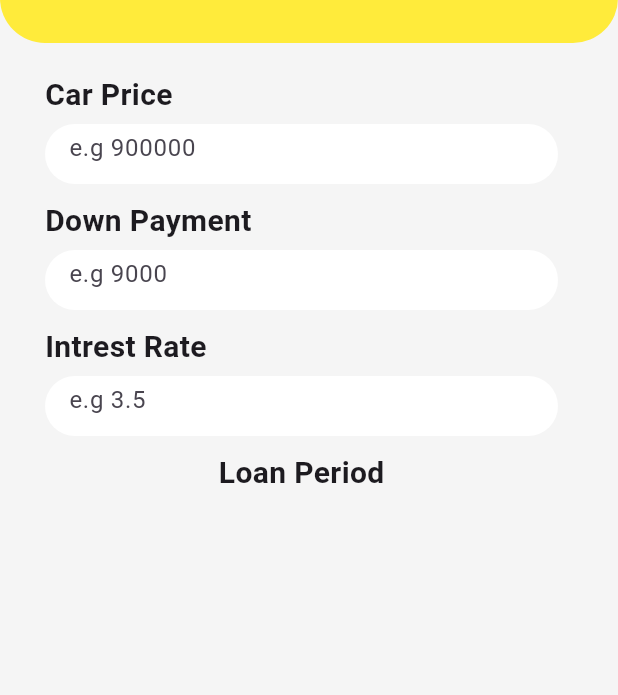
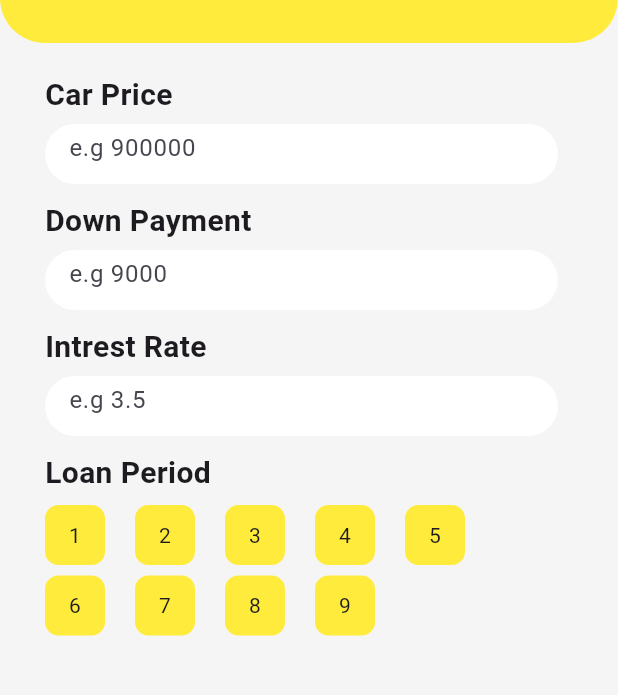
Before and after one commit to ahinsa-1111/flutter_loan_calculator_app, a Flutter app: the screen it shows after launch, on a phone screen of 412 x 824 dp, the part 107-802 px from its top. Run offline on Flutter 3.47's test engine with Material 3 defaults, Android fonts, the phone set to English and light mode, and no system bars.

Commit message:
commit_04

```diff
--- a/lib/main.dart
+++ b/lib/main.dart
@@ -74,16 +74,57 @@ class _HomePageState extends State<HomePage> {
           Padding(
             padding: const EdgeInsets.fromLTRB(30, 10, 40, 0),
             child: Column(
+              crossAxisAlignment: CrossAxisAlignment.start,
               children: [
                 inputForm(title: "Car Price", hintText: "e.g 900000"),
                 inputForm(title: "Down Payment", hintText: "e.g 9000"),
                 inputForm(title: "Intrest Rate", hintText: "e.g 3.5"),
-                Text("Loan Period",
-                    style: TextStyle(fontSize: 20, fontWeight: FontWeight.bold))
+                Text(
+                  "Loan Period",
+                  style: TextStyle(fontSize: 20, fontWeight: FontWeight.bold),
+                ),
+                SizedBox(
+                  height: 5,
+                ),
+                Row(
+                  children: [
+                    loanPeriod("1"),
+                    loanPeriod("2"),
+                    loanPeriod("3"),
+                    loanPeriod("4"),
+                    loanPeriod("5"),
+                  ],
+                ),
+                SizedBox(
+                  height: 5,
+                ),
+                Row(
+                  children: [
+                    loanPeriod("6"),
+                    loanPeriod("7"),
+                    loanPeriod("8"),
+                    loanPeriod("9"),
+                  ],
+                ),
               ],
             ),
           )
         ],
+      ),
+    );
+  }
+
+  Widget loanPeriod(String? title) {
+    return Padding(
+      padding: const EdgeInsets.fromLTRB(0, 2, 20, 0),
+      child: Container(
+        height: 40, //yellow box height and width
+        width: 40,
+        decoration: BoxDecoration(
+          color: Colors.yellow,
+          borderRadius: BorderRadius.circular(9),
+        ),
+        child: Center(child: Text(title!)),
       ),
     );
   }
```
